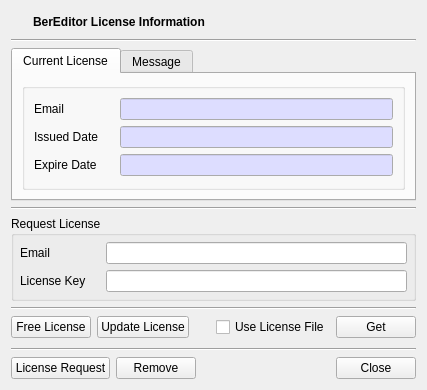
Above: BerEditor/lcn_info_dlg.ui from jykim74/BerEditor before the change. Below: the same form after it.
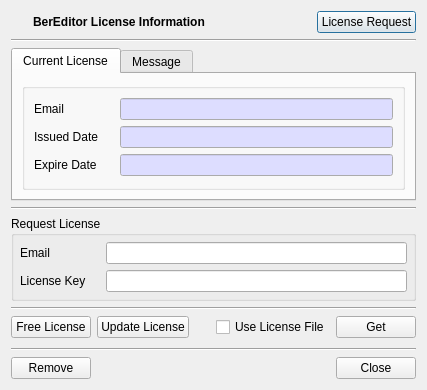
That is the form after the change. Icons and pictures are not drawn.

Patch:
```diff
--- a/BerEditor/lcn_info_dlg.ui
+++ b/BerEditor/lcn_info_dlg.ui
@@ -19,6 +19,13 @@
      <property name="topMargin">
       <number>0</number>
      </property>
+     <item row="0" column="3">
+      <widget class="QPushButton" name="mLCNRequestBtn">
+       <property name="text">
+        <string>License Request</string>
+       </property>
+      </widget>
+     </item>
      <item row="0" column="1">
       <widget class="QLabel" name="label">
        <property name="font">
@@ -57,6 +64,19 @@
        </property>
       </widget>
      </item>
+     <item row="0" column="2">
+      <spacer name="horizontalSpacer_3">
+       <property name="orientation">
+        <enum>Qt::Horizontal</enum>
+       </property>
+       <property name="sizeHint" stdset="0">
+        <size>
+         <width>40</width>
+         <height>20</height>
+        </size>
+       </property>
+      </spacer>
+     </item>
     </layout>
    </item>
    <item>
@@ -478,13 +498,6 @@
        </property>
       </widget>
      </item>
-     <item row="0" column="0">
-      <widget class="QPushButton" name="mLCNRequestBtn">
-       <property name="text">
-        <string>License Request</string>
-       </property>
-      </widget>
-     </item>
     </layout>
    </item>
   </layout>
```
Left out of the diff: 2 changed lines with no effect on the pictures.
